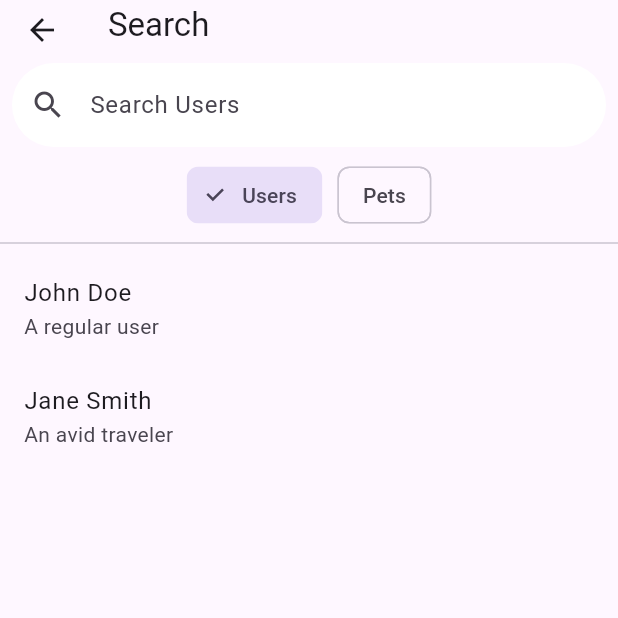
After one commit to petapp80/pet, a Flutter app: the UserSearch screen opened directly, on a phone screen of 412 x 824 dp, the top half of it. The commit adds this screen. Run offline on Flutter 3.47's test engine with Material 3 defaults, Android fonts, the phone set to English and light mode, and no system bars; our stand-ins replace file_picker; network calls fail.

Commit message:
updated user search and give update of admin

```diff
--- a/Adoption/pet app/lib/main.dart
+++ b/Adoption/pet app/lib/main.dart
@@ -1,11 +1,9 @@
 import 'package:flutter/material.dart';
 import 'package:flutter_application_1/user/screens/adminScreen.dart';
-import 'package:flutter_application_1/user/screens/login%20screen.dart';
-import 'user/screens/newlyRegistered.dart';
 
 void main() {
   runApp(
-    MaterialApp(
+    const MaterialApp(
       debugShowCheckedModeBanner: false,
       home: AdminPage(),
     ),
--- a/Adoption/pet app/lib/user/screens/userEdit.dart
+++ b/Adoption/pet app/lib/user/screens/userEdit.dart
@@ -8,12 +8,12 @@ class UserEdit extends StatefulWidget {
   final Map<String, String>? petData; // Pet data to pre-fill if editing a pet
 
   const UserEdit({
-    Key? key,
+    super.key,
     required this.name,
     required this.description,
     required this.isUser,
     this.petData, // Optional pet data
-  }) : super(key: key);
+  });
 
   @override
   State<UserEdit> createState() => _UserEditState();
--- /dev/null
+++ b/Adoption/pet app/lib/user/screens/userSearch.dart
@@ -0,0 +1,129 @@
+import 'package:flutter/material.dart';
+
+// Dummy UserEdit screen for navigation
+import 'userEdit.dart'; // Make sure to import the UserEdit implementation here.
+
+class UserSearch extends StatefulWidget {
+  const UserSearch({super.key});
+
+  @override
+  State<UserSearch> createState() => _UserSearchState();
+}
+
+class _UserSearchState extends State<UserSearch> {
+  String searchQuery = '';
+  bool isSearchingUsers = true; // Toggle between searching users and pets
+
+  final List<Map<String, String>> users = [
+    {'name': 'John Doe', 'description': 'A regular user'},
+    {'name': 'Jane Smith', 'description': 'An avid traveler'},
+  ];
+
+  final List<Map<String, String>> pets = [
+    {'name': 'Buddy', 'description': 'A friendly dog', 'type': 'Dog'},
+    {'name': 'Whiskers', 'description': 'A curious cat', 'type': 'Cat'},
+  ];
+
+  List<Map<String, String>> get searchResults {
+    final items = isSearchingUsers ? users : pets;
+    return items
+        .where((item) =>
+            item['name']!.toLowerCase().contains(searchQuery.toLowerCase()))
+        .toList();
+  }
+
+  void _navigateToUserEdit(Map<String, String> item) {
+    Navigator.push(
+      context,
+      MaterialPageRoute(
+        builder: (context) => UserEdit(
+          name: item['name']!,
+          description: item['description']!,
+          isUser: isSearchingUsers,
+          petData: isSearchingUsers ? null : item,
+        ),
+      ),
+    );
+  }
+
+  @override
+  Widget build(BuildContext context) {
+    return Scaffold(
+      appBar: AppBar(
+        title: const Text('Search'),
+        bottom: PreferredSize(
+          preferredSize: const Size.fromHeight(50.0),
+          child: Padding(
+            padding: const EdgeInsets.all(8.0),
+            child: TextField(
+              onChanged: (value) {
+                setState(() {
+                  searchQuery = value;
+                });
+              },
+              decoration: InputDecoration(
+                hintText: 'Search ${isSearchingUsers ? 'Users' : 'Pets'}',
+                prefixIcon: const Icon(Icons.search),
+                border: OutlineInputBorder(
+                  borderRadius: BorderRadius.circular(30),
+                  borderSide: BorderSide.none,
+                ),
+                filled: true,
+                fillColor: Colors.white,
+              ),
+            ),
+          ),
+        ),
+      ),
+      body: Column(
+        children: [
+          // Toggle between Users and Pets
+          Row(
+            mainAxisAlignment: MainAxisAlignment.center,
+            children: [
+              ChoiceChip(
+                label: const Text('Users'),
+                selected: isSearchingUsers,
+                onSelected: (selected) {
+                  setState(() {
+                    isSearchingUsers = true;
+                    searchQuery = ''; // Clear search when switching
+                  });
+                },
+              ),
+              const SizedBox(width: 10),
+              ChoiceChip(
+                label: const Text('Pets'),
+                selected: !isSearchingUsers,
+                onSelected: (selected) {
+                  setState(() {
+                    isSearchingUsers = false;
+                    searchQuery = ''; // Clear search when switching
+                  });
+                },
+              ),
+            ],
+          ),
+          const Divider(),
+
+          // Search Results
+          Expanded(
+            child: searchResults.isEmpty
+                ? const Center(child: Text('No results found'))
+                : ListView.builder(
+                    itemCount: searchResults.length,
+                    itemBuilder: (context, index) {
+                      final item = searchResults[index];
+                      return ListTile(
+                        title: Text(item['name']!),
+                        subtitle: Text(item['description']!),
+                        onTap: () => _navigateToUserEdit(item),
+                      );
+                    },
+                  ),
+          ),
+        ],
+      ),
+    );
+  }
+}
```
Also changed, not shown: Adoption/pet app/lib/user/screens/adminScreen.dart (+14 -17 lines), Adoption/pet app/lib/user/screens/feedbackScreen.dart (+4 -4 lines), Adoption/pet app/lib/user/screens/giveUpdate.dart (added, +141 -0 lines), Adoption/pet app/lib/user/screens/notificationScreen.dart (+6 -6 lines), Adoption/pet app/lib/user/screens/salesScreen.dart (+5 -5 lines).
